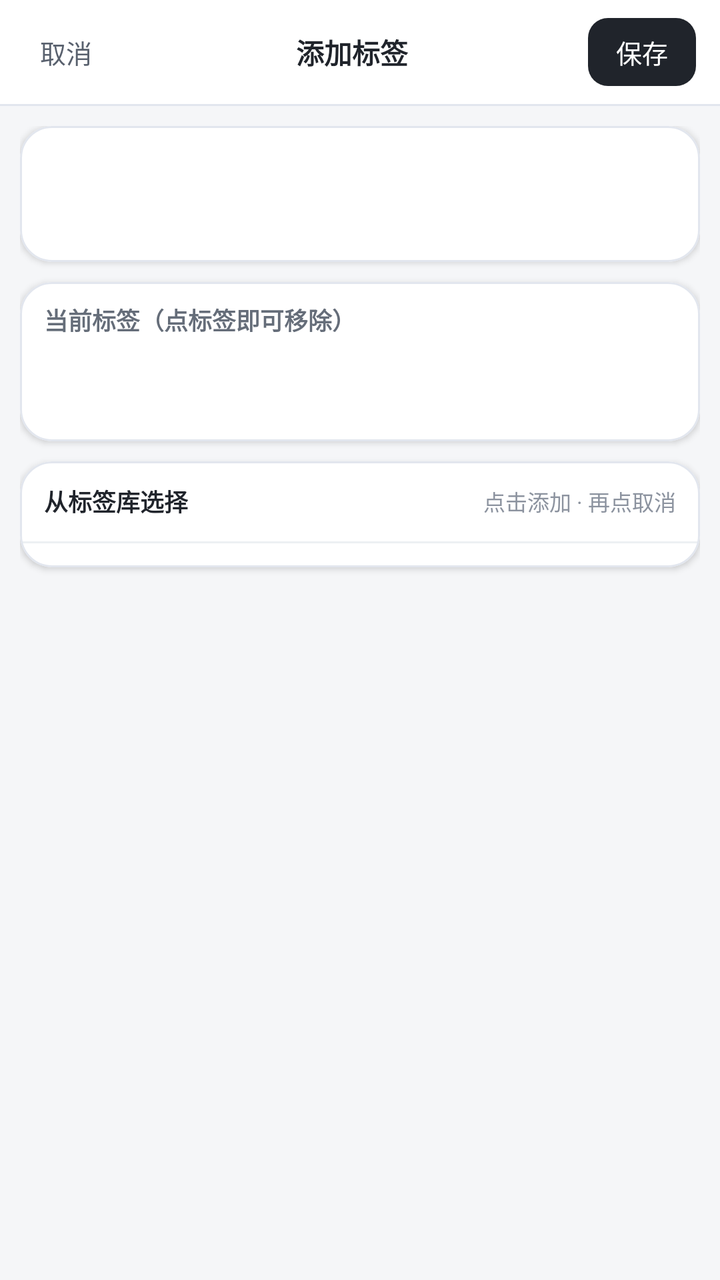
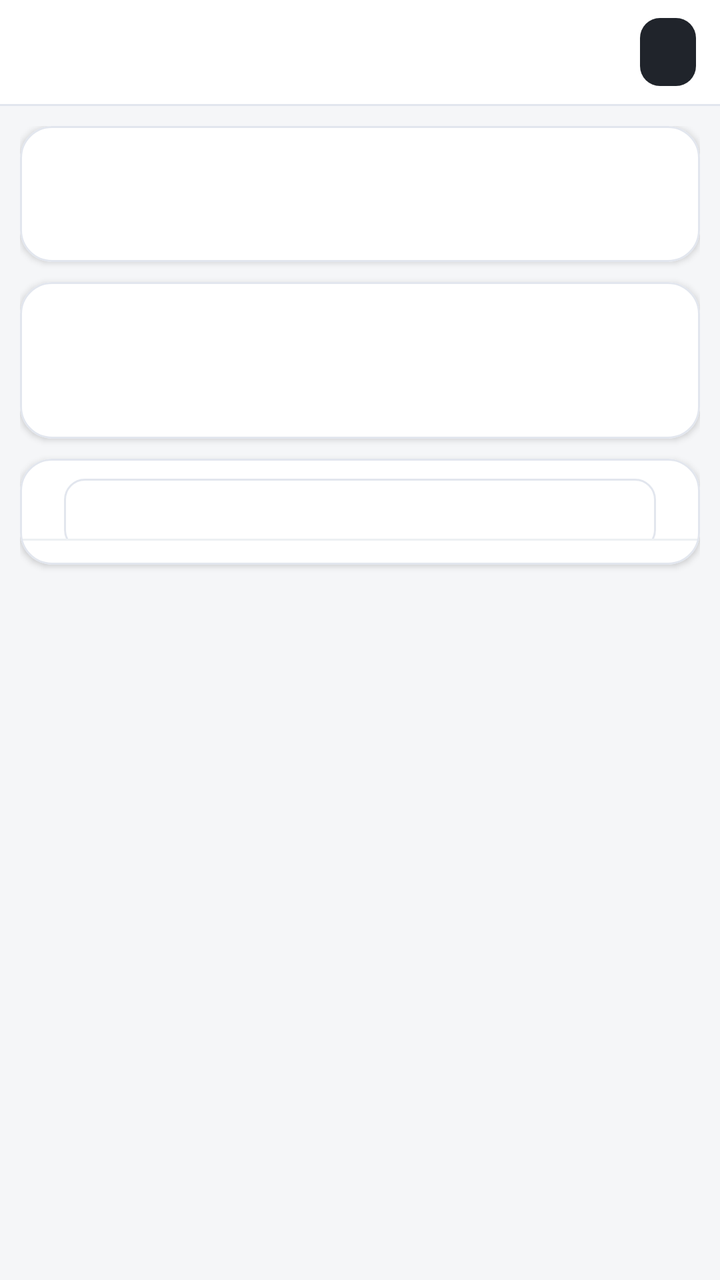

Two renders of the same Android screen: before a commit and after it. Below are the layout's source before the change and the commit's diff.
<!-- AndroidManifest.xml: application theme Theme.TagMeow -->
<!-- res/layout/overlay_file_tags.xml -->
<?xml version="1.0" encoding="utf-8"?>

<LinearLayout xmlns:android="http://schemas.android.com/apk/res/android"
    xmlns:app="http://schemas.android.com/apk/res-auto"
    android:id="@+id/fileTagOverlay"
    android:layout_width="match_parent"
    android:layout_height="match_parent"
    android:background="#f5f6f8"
    android:orientation="vertical">

    <LinearLayout
        android:layout_width="match_parent"
        android:layout_height="52dp"
        android:background="#ffffff"
        android:gravity="center_vertical"
        android:orientation="horizontal"
        android:paddingStart="8dp"
        android:paddingEnd="12dp">

        <TextView
            android:id="@+id/btnFileTagCancel"
            android:layout_width="wrap_content"
            android:layout_height="34dp"
            android:background="?attr/selectableItemBackground"
            android:gravity="center"
            android:paddingStart="12dp"
            android:paddingEnd="12dp"
            android:text="取消"
            android:textColor="#59616e"
            android:textSize="13sp" />

        <Space
            android:layout_width="0dp"
            android:layout_height="1dp"
            android:layout_weight="1" />

        <TextView
            android:id="@+id/tvFileTagTitle"
            android:layout_width="wrap_content"
            android:layout_height="wrap_content"
            android:text="添加标签"
            android:textColor="#20242b"
            android:textSize="14sp"
            android:textStyle="bold" />

        <Space
            android:layout_width="0dp"
            android:layout_height="1dp"
            android:layout_weight="1" />

        <TextView
            android:id="@+id/btnFileTagSave"
            android:layout_width="wrap_content"
            android:layout_height="34dp"
            android:background="@drawable/bg_mini_primary"
            android:gravity="center"
            android:paddingStart="14dp"
            android:paddingEnd="14dp"
            android:text="保存"
            android:textColor="#ffffff"
            android:textSize="13sp" />
    </LinearLayout>

    <View
        android:layout_width="match_parent"
        android:layout_height="1dp"
        android:background="#e2e6ee" />

    <ScrollView
        android:layout_width="match_parent"
        android:layout_height="0dp"
        android:layout_weight="1"
        android:fillViewport="true">

        <LinearLayout
            android:layout_width="match_parent"
            android:layout_height="wrap_content"
            android:orientation="vertical"
            android:padding="10dp">

            
            <com.google.android.material.card.MaterialCardView
                android:layout_width="match_parent"
                android:layout_height="wrap_content"
                app:cardBackgroundColor="#ffffff"
                app:cardCornerRadius="16dp"
                app:cardElevation="2dp"
                app:strokeColor="#e2e6ee"
                app:strokeWidth="1dp">

                <LinearLayout
                    android:layout_width="match_parent"
                    android:layout_height="wrap_content"
                    android:gravity="center_vertical"
                    android:orientation="horizontal"
                    android:padding="12dp">

                    <ImageView
                        android:id="@+id/fileTagIcon"
                        android:layout_width="44dp"
                        android:layout_height="44dp"
                        android:clipToOutline="true"
                        android:contentDescription="@null"
                        android:padding="10dp"
                        android:scaleType="fitCenter" />

                    <LinearLayout
                        android:layout_width="0dp"
                        android:layout_height="wrap_content"
                        android:layout_marginStart="10dp"
                        android:layout_weight="1"
                        android:orientation="vertical">

                        <TextView
                            android:id="@+id/fileTagName"
                            android:layout_width="match_parent"
                            android:layout_height="wrap_content"
                            android:ellipsize="middle"
                            android:maxLines="1"
                            android:textColor="#20242b"
                            android:textSize="13sp"
                            android:textStyle="bold" />

                        <TextView
                            android:id="@+id/fileTagPath"
                            android:layout_width="match_parent"
                            android:layout_height="wrap_content"
                            android:layout_marginTop="3dp"
                            android:ellipsize="middle"
                            android:maxLines="1"
                            android:textColor="#8c939f"
                            android:textSize="10sp" />
                    </LinearLayout>
                </LinearLayout>
            </com.google.android.material.card.MaterialCardView>

            
            <com.google.android.material.card.MaterialCardView
                android:layout_width="match_parent"
                android:layout_height="wrap_content"
                android:layout_marginTop="10dp"
                app:cardBackgroundColor="#ffffff"
                app:cardCornerRadius="16dp"
                app:cardElevation="2dp"
                app:strokeColor="#e2e6ee"
                app:strokeWidth="1dp">

                <LinearLayout
                    android:layout_width="match_parent"
                    android:layout_height="wrap_content"
                    android:orientation="vertical"
                    android:padding="10dp">

                    <TextView
                        android:id="@+id/tvFileTagCurrentTitle"
                        android:layout_width="wrap_content"
                        android:layout_height="wrap_content"
                        android:layout_marginStart="2dp"
                        android:layout_marginBottom="8dp"
                        android:text="当前标签（点标签即可移除）"
                        android:textColor="#656d79"
                        android:textSize="12sp"
                        android:textStyle="bold" />

                    <LinearLayout
                        android:id="@+id/fileTagCurrent"
                        android:layout_width="match_parent"
                        android:layout_height="wrap_content"
                        android:minHeight="34dp"
                        android:orientation="horizontal" />
                </LinearLayout>
            </com.google.android.material.card.MaterialCardView>

            
            <com.google.android.material.card.MaterialCardView
                android:layout_width="match_parent"
                android:layout_height="wrap_content"
                android:layout_marginTop="10dp"
                app:cardBackgroundColor="#ffffff"
                app:cardCornerRadius="16dp"
                app:cardElevation="2dp"
                app:strokeColor="#e2e6ee"
                app:strokeWidth="1dp">

                <LinearLayout
                    android:layout_width="match_parent"
                    android:layout_height="wrap_content"
                    android:orientation="vertical">

                    <LinearLayout
                        android:layout_width="match_parent"
                        android:layout_height="40dp"
                        android:gravity="center_vertical"
                        android:orientation="horizontal"
                        android:paddingStart="12dp"
                        android:paddingEnd="12dp">

                        <TextView
                            android:id="@+id/tvFileTagLibraryTitle"
                            android:layout_width="wrap_content"
                            android:layout_height="wrap_content"
                            android:text="从标签库选择"
                            android:textColor="#20242b"
                            android:textSize="12sp"
                            android:textStyle="bold" />

                        <Space
                            android:layout_width="0dp"
                            android:layout_height="1dp"
                            android:layout_weight="1" />

                        <TextView
                            android:id="@+id/tvFileTagLibraryHint"
                            android:layout_width="wrap_content"
                            android:layout_height="wrap_content"
                            android:text="点击添加 · 再点取消"
                            android:textColor="#8c939f"
                            android:textSize="11sp" />
                    </LinearLayout>

                    <View
                        android:layout_width="match_parent"
                        android:layout_height="1dp"
                        android:background="#edf0f3" />

                    <LinearLayout
                        android:id="@+id/fileTagLibrary"
                        android:layout_width="match_parent"
                        android:layout_height="wrap_content"
                        android:orientation="vertical"
                        android:padding="6dp" />
                </LinearLayout>
            </com.google.android.material.card.MaterialCardView>
        </LinearLayout>
    </ScrollView>
</LinearLayout>
<!-- resources referenced by this layout -->
<resources>
  <!-- drawable bg_mini_primary (drawable) -->
  <?xml version="1.0" encoding="utf-8"?>
  
  <shape xmlns:android="http://schemas.android.com/apk/res/android"
      android:shape="rectangle">
      <solid android:color="#20242b" />
      <corners android:radius="10dp" />
  </shape>
  <style name="Theme.TagMeow" parent="Base.Theme.TagMeow" />
  <style name="Base.Theme.TagMeow" parent="Theme.Material3.DayNight.NoActionBar">
          
          
      </style>
</resources>

<!-- the commit's change to res/layout/overlay_file_tags.xml (unified diff, before → after) -->
@@ -5,13 +5,13 @@
     android:id="@+id/fileTagOverlay"
     android:layout_width="match_parent"
     android:layout_height="match_parent"
-    android:background="#f5f6f8"
+    android:background="@color/page_bg"
     android:orientation="vertical">
 
     <LinearLayout
         android:layout_width="match_parent"
         android:layout_height="52dp"
-        android:background="#ffffff"
+        android:background="@color/surface"
         android:gravity="center_vertical"
         android:orientation="horizontal"
         android:paddingStart="8dp"
@@ -25,8 +25,8 @@
             android:gravity="center"
             android:paddingStart="12dp"
             android:paddingEnd="12dp"
-            android:text="取消"
-            android:textColor="#59616e"
+            android:text=""
+            android:textColor="@color/text_medium"
             android:textSize="13sp" />
 
         <Space
@@ -38,8 +38,8 @@
             android:id="@+id/tvFileTagTitle"
             android:layout_width="wrap_content"
             android:layout_height="wrap_content"
-            android:text="添加标签"
-            android:textColor="#20242b"
+            android:text=""
+            android:textColor="@color/text_primary"
             android:textSize="14sp"
             android:textStyle="bold" />
 
@@ -56,15 +56,15 @@
             android:gravity="center"
             android:paddingStart="14dp"
             android:paddingEnd="14dp"
-            android:text="保存"
-            android:textColor="#ffffff"
+            android:text=""
+            android:textColor="@color/on_primary_text"
             android:textSize="13sp" />
     </LinearLayout>
 
     <View
         android:layout_width="match_parent"
         android:layout_height="1dp"
-        android:background="#e2e6ee" />
+        android:background="@color/border" />
 
     <ScrollView
         android:layout_width="match_parent"
@@ -82,10 +82,10 @@
             <com.google.android.material.card.MaterialCardView
                 android:layout_width="match_parent"
                 android:layout_height="wrap_content"
-                app:cardBackgroundColor="#ffffff"
+                app:cardBackgroundColor="@color/surface"
                 app:cardCornerRadius="16dp"
                 app:cardElevation="2dp"
-                app:strokeColor="#e2e6ee"
+                app:strokeColor="@color/border"
                 app:strokeWidth="1dp">
 
                 <LinearLayout
@@ -117,7 +117,7 @@
                             android:layout_height="wrap_content"
                             android:ellipsize="middle"
                             android:maxLines="1"
-                            android:textColor="#20242b"
+                            android:textColor="@color/text_primary"
                             android:textSize="13sp"
                             android:textStyle="bold" />
 
@@ -128,7 +128,7 @@
                             android:layout_marginTop="3dp"
                             android:ellipsize="middle"
                             android:maxLines="1"
-                            android:textColor="#8c939f"
+                            android:textColor="@color/text_secondary"
                             android:textSize="10sp" />
                     </LinearLayout>
                 </LinearLayout>
@@ -139,10 +139,10 @@
                 android:layout_width="match_parent"
                 android:layout_height="wrap_content"
                 android:layout_marginTop="10dp"
-                app:cardBackgroundColor="#ffffff"
+                app:cardBackgroundColor="@color/surface"
                 app:cardCornerRadius="16dp"
                 app:cardElevation="2dp"
-                app:strokeColor="#e2e6ee"
+                app:strokeColor="@color/border"
                 app:strokeWidth="1dp">
 
                 <LinearLayout
@@ -157,8 +157,8 @@
                         android:layout_height="wrap_content"
                         android:layout_marginStart="2dp"
                         android:layout_marginBottom="8dp"
-                        android:text="当前标签（点标签即可移除）"
-                        android:textColor="#656d79"
+                        android:text=""
+                        android:textColor="@color/text_section"
                         android:textSize="12sp"
                         android:textStyle="bold" />
 
@@ -176,10 +176,10 @@
                 android:layout_width="match_parent"
                 android:layout_height="wrap_content"
                 android:layout_marginTop="10dp"
-                app:cardBackgroundColor="#ffffff"
+                app:cardBackgroundColor="@color/surface"
                 app:cardCornerRadius="16dp"
                 app:cardElevation="2dp"
-                app:strokeColor="#e2e6ee"
+                app:strokeColor="@color/border"
                 app:strokeWidth="1dp">
 
                 <LinearLayout
@@ -195,12 +195,31 @@
                         android:paddingStart="12dp"
                         android:paddingEnd="12dp">
 
+                        
+                        <EditText
+                            android:id="@+id/editTagSearch"
+                            android:layout_width="match_parent"
+                            android:layout_height="36dp"
+                            android:layout_marginStart="10dp"
+                            android:layout_marginTop="8dp"
+                            android:layout_marginEnd="10dp"
+                            android:background="@drawable/bg_mini"
+                            android:hint=""
+                            android:imeOptions="actionSearch"
+                            android:inputType="text"
+                            android:paddingStart="10dp"
+                            android:paddingEnd="10dp"
+                            android:singleLine="true"
+                            android:textColor="@color/text_primary"
+                            android:textColorHint="@color/text_faint"
+                            android:textSize="12sp" />
+
                         <TextView
                             android:id="@+id/tvFileTagLibraryTitle"
                             android:layout_width="wrap_content"
                             android:layout_height="wrap_content"
-                            android:text="从标签库选择"
-                            android:textColor="#20242b"
+                            android:text=""
+                            android:textColor="@color/text_primary"
                             android:textSize="12sp"
                             android:textStyle="bold" />
 
@@ -213,15 +232,15 @@
                             android:id="@+id/tvFileTagLibraryHint"
                             android:layout_width="wrap_content"
                             android:layout_height="wrap_content"
-                            android:text="点击添加 · 再点取消"
-                            android:textColor="#8c939f"
+                            android:text=""
+                            android:textColor="@color/text_secondary"
                             android:textSize="11sp" />
                     </LinearLayout>
 
                     <View
                         android:layout_width="match_parent"
                         android:layout_height="1dp"
-                        android:background="#edf0f3" />
+                        android:background="@color/divider" />
 
                     <LinearLayout
                         android:id="@+id/fileTagLibrary"
<!-- resource entries referenced after the edit -->
@@ -1,14 +1,36 @@
 <!-- resources referenced by this layout -->
 <resources>
+  <color name="border">#E2E6EE</color>
+  <color name="divider">#EDF0F3</color>
+  <color name="on_primary_text">#FFFFFF</color>
+  <color name="page_bg">#F5F6F8</color>
+  <color name="surface">#FFFFFF</color>
+  <color name="text_faint">#9AA1AB</color>
+  <color name="text_medium">#59616E</color>
+  <color name="text_primary">#20242B</color>
+  <color name="text_secondary">#8C939F</color>
+  <color name="text_section">#656D79</color>
+  <!-- drawable bg_mini (drawable) -->
+  <?xml version="1.0" encoding="utf-8"?>
+  
+  <shape xmlns:android="http://schemas.android.com/apk/res/android"
+      android:shape="rectangle">
+      <solid android:color="@color/surface" />
+      <stroke
+          android:width="1dp"
+          android:color="@color/border" />
+      <corners android:radius="10dp" />
+  </shape>
   <!-- drawable bg_mini_primary (drawable) -->
   <?xml version="1.0" encoding="utf-8"?>
   
   <shape xmlns:android="http://schemas.android.com/apk/res/android"
       android:shape="rectangle">
-      <solid android:color="#20242b" />
+      <solid android:color="@color/primary_button_bg" />
       <corners android:radius="10dp" />
   </shape>
   <style name="Theme.TagMeow" parent="Base.Theme.TagMeow" />
+  <color name="primary_button_bg">#20242B</color>
   <style name="Base.Theme.TagMeow" parent="Theme.Material3.DayNight.NoActionBar">
           
           
